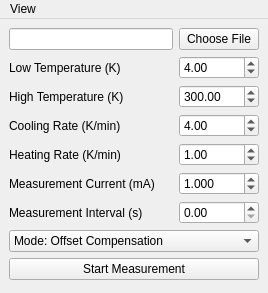
Old version of the form main.ui in the repository kmnhan/physlab.
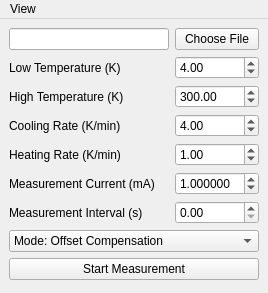
New version of the form.

Commit message: fix: adjust current lower bound

The edit to the form file:
```diff
--- a/main.ui
+++ b/main.ui
@@ -157,10 +157,10 @@
        <bool>false</bool>
       </property>
       <property name="decimals">
-       <number>3</number>
+       <number>6</number>
       </property>
       <property name="minimum">
-       <double>0.001000000000000</double>
+       <double>0.000001000000000</double>
       </property>
       <property name="maximum">
        <double>10.000000000000000</double>
```
